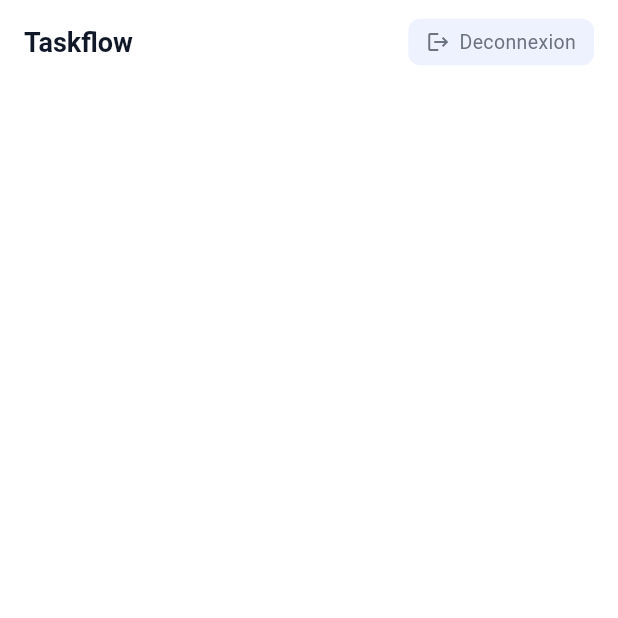
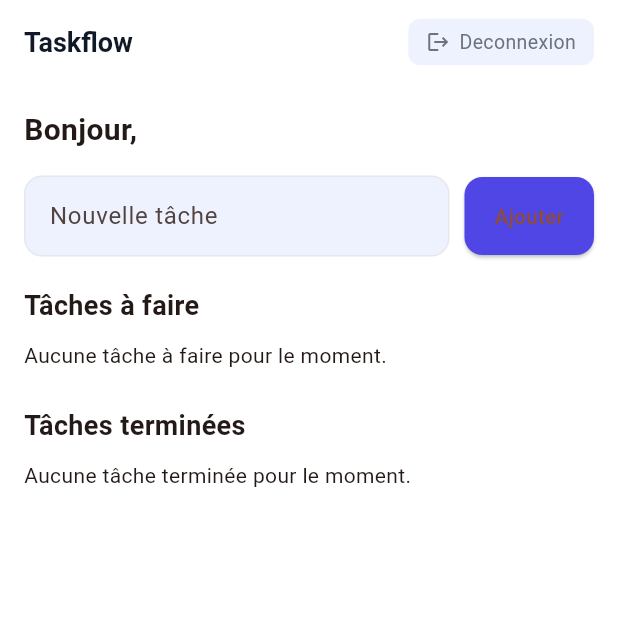
Before and after one commit to Premier-Bouedi/taskflow_di2, a Flutter app: the screen it shows once a user with an empty profile is signed in, on a phone screen of 412 x 824 dp, the top half of it. Run offline on Flutter 3.47's test engine with Material 3 defaults, Android fonts, the phone set to English and light mode, and no system bars; our stand-ins replace cloud_firestore, firebase_auth, firebase_core; accounts and stored records are empty; generated files the repository leaves out were written again.

Commit message:
Update task completion display and task service

```diff
--- a/taskflow_di2-main/lib/screens/home/home_page.dart
+++ b/taskflow_di2-main/lib/screens/home/home_page.dart
@@ -1,53 +1,203 @@
 import 'package:firebase_auth/firebase_auth.dart';
+import 'package:flutter/material.dart';
+import 'package:taskflow_di2/models/task_model.dart';
 import 'package:taskflow_di2/services/auth/auth_service.dart';
-
-import 'package:flutter/material.dart';
+import 'package:taskflow_di2/services/auth/tasks/task_service.dart';
 
 class HomePage extends StatefulWidget {
-  const HomePage({ Key? key }) : super(key: key);
+  const HomePage({Key? key}) : super(key: key);
 
   @override
-
   _HomePageState createState() => _HomePageState();
 }
 
 class _HomePageState extends State<HomePage> {
+  final _taskController = TextEditingController();
+  final _taskService = TaskService();
+  final _authService = AuthService();
+
+  @override
+  void dispose() {
+    _taskController.dispose();
+    super.dispose();
+  }
+
+  Future<void> _addTask(String userId) async {
+    final title = _taskController.text.trim();
+    if (title.isEmpty) return;
+    await _taskService.addTask(userId, title);
+    _taskController.clear();
+  }
+
+  Widget _buildTaskTile(Task task) {
+    return ListTile(
+      contentPadding: const EdgeInsets.symmetric(horizontal: 12, vertical: 4),
+      leading: Checkbox(
+        value: task.done,
+        onChanged: (value) {
+          if (value == null) return;
+          _taskService.updateTask(task.id, value);
+        },
+      ),
+      title: Text(
+        task.title,
+        style: TextStyle(
+          decoration: task.done ? TextDecoration.lineThrough : TextDecoration.none,
+          color: task.done ? Colors.grey : Colors.black87,
+          fontWeight: FontWeight.w500,
+        ),
+      ),
+      trailing: IconButton(
+        icon: const Icon(Icons.delete_outline, color: Colors.redAccent),
+        onPressed: () => _taskService.deleteTask(task.id),
+      ),
+    );
+  }
+
   @override
   Widget build(BuildContext context) {
-    final user =FirebaseAuth.instance.currentUser;
-    final authService=AuthService();
-      const indigo = Color(0xFF4F46E5);
+    final user = FirebaseAuth.instance.currentUser;
+    const indigo = Color(0xFF4F46E5);
     const indigoLight = Color(0xFFEEF2FF);
     const textPrimary = Color(0xFF111827);
     const textSecondary = Color(0xFF6B7280);
     const borderColor = Color(0xFFE5E7EB);
+
     return Scaffold(
       backgroundColor: Colors.white,
       appBar: AppBar(
         backgroundColor: Colors.white,
-        title: const Text('Taskflow', style: TextStyle(color: textPrimary, fontSize: 18, fontWeight: FontWeight.w700),),
+        elevation: 0,
+        title: const Text(
+          'Taskflow',
+          style: TextStyle(
+            color: textPrimary,
+            fontSize: 18,
+            fontWeight: FontWeight.w700,
+          ),
+        ),
         centerTitle: false,
         actions: [
           GestureDetector(
-            onTap: () async => await authService.logout() ,
+            onTap: () async => await _authService.logout(),
             child: Container(
               margin: const EdgeInsets.only(right: 16),
               padding: const EdgeInsets.symmetric(horizontal: 12, vertical: 6),
               decoration: BoxDecoration(
                 color: indigoLight,
-                borderRadius: BorderRadius.circular(8)
+                borderRadius: BorderRadius.circular(8),
               ),
               child: const Row(
                 children: [
                   Icon(Icons.logout, size: 16, color: textSecondary),
-                  SizedBox(width: 6,),
-                  Text('Deconnexion', style: TextStyle(color: textSecondary, fontSize: 13),)
+                  SizedBox(width: 6),
+                  Text(
+                    'Deconnexion',
+                    style: TextStyle(color: textSecondary, fontSize: 13),
+                  )
                 ],
               ),
             ),
           )
         ],
       ),
+      body: Padding(
+        padding: const EdgeInsets.symmetric(horizontal: 16, vertical: 16),
+        child: Column(
+          crossAxisAlignment: CrossAxisAlignment.start,
+          children: [
+            Text(
+              'Bonjour, ${user?.displayName ?? 'utilisateur'}',
+              style: const TextStyle(fontSize: 20, fontWeight: FontWeight.bold),
+            ),
+            const SizedBox(height: 16),
+            Row(
+              children: [
+                Expanded(
+                  child: Container(
+                    decoration: BoxDecoration(
+                      color: indigoLight,
+                      borderRadius: BorderRadius.circular(12),
+                      border: Border.all(color: borderColor),
+                    ),
+                    child: TextField(
+                      controller: _taskController,
+                      decoration: const InputDecoration(
+                        hintText: 'Nouvelle tâche',
+                        border: InputBorder.none,
+                        contentPadding: EdgeInsets.symmetric(horizontal: 16, vertical: 14),
+                      ),
+                      onSubmitted: (_) {
+                        if (user != null) {
+                          _addTask(user.uid);
+                        }
+                      },
+                    ),
+                  ),
+                ),
+                const SizedBox(width: 10),
+                ElevatedButton(
+                  onPressed: user == null ? null : () => _addTask(user.uid),
+                  style: ElevatedButton.styleFrom(
+                    backgroundColor: indigo,
+                    padding: const EdgeInsets.symmetric(horizontal: 20, vertical: 16),
+                    shape: RoundedRectangleBorder(borderRadius: BorderRadius.circular(12)),
+                  ),
+                  child: const Text('Ajouter'),
+                ),
+              ],
+            ),
+            const SizedBox(height: 20),
+            if (user == null)
+              const Expanded(child: Center(child: Text('Aucun utilisateur connecté.')))
+            else
+              Expanded(
+                child: StreamBuilder<List<Task>>(
+                  stream: _taskService.getTasksStream(user.uid),
+                  builder: (context, snapshot) {
+                    if (snapshot.connectionState == ConnectionState.waiting) {
+                      return const Center(child: CircularProgressIndicator());
+                    }
+                    if (snapshot.hasError) {
+                      return const Center(child: Text('Erreur lors du chargement des tâches'));
+                    }
+
+                    final tasks = snapshot.data ?? [];
+                    final completedTasks = tasks.where((task) => task.done).toList();
+                    final pendingTasks = tasks.where((task) => !task.done).toList();
+
+                    return SingleChildScrollView(
+                      child: Column(
+                        crossAxisAlignment: CrossAxisAlignment.start,
+                        children: [
+                          const Text(
+                            'Tâches à faire',
+                            style: TextStyle(fontSize: 18, fontWeight: FontWeight.bold),
+                          ),
+                          const SizedBox(height: 10),
+                          if (pendingTasks.isEmpty)
+                            const Text('Aucune tâche à faire pour le moment.')
+                          else
+                            ...pendingTasks.map(_buildTaskTile),
+                          const SizedBox(height: 24),
+                          const Text(
+                            'Tâches terminées',
+                            style: TextStyle(fontSize: 18, fontWeight: FontWeight.bold),
+                          ),
+                          const SizedBox(height: 10),
+                          if (completedTasks.isEmpty)
+                            const Text('Aucune tâche terminée pour le moment.')
+                          else
+                            ...completedTasks.map(_buildTaskTile),
+                        ],
+                      ),
+                    );
+                  },
+                ),
+              ),
+          ],
+        ),
+      ),
     );
   }
 }
```
Also changed, not shown: taskflow_di2-main/lib/services/auth/tasks/task_service.dart (+14 -7 lines).
